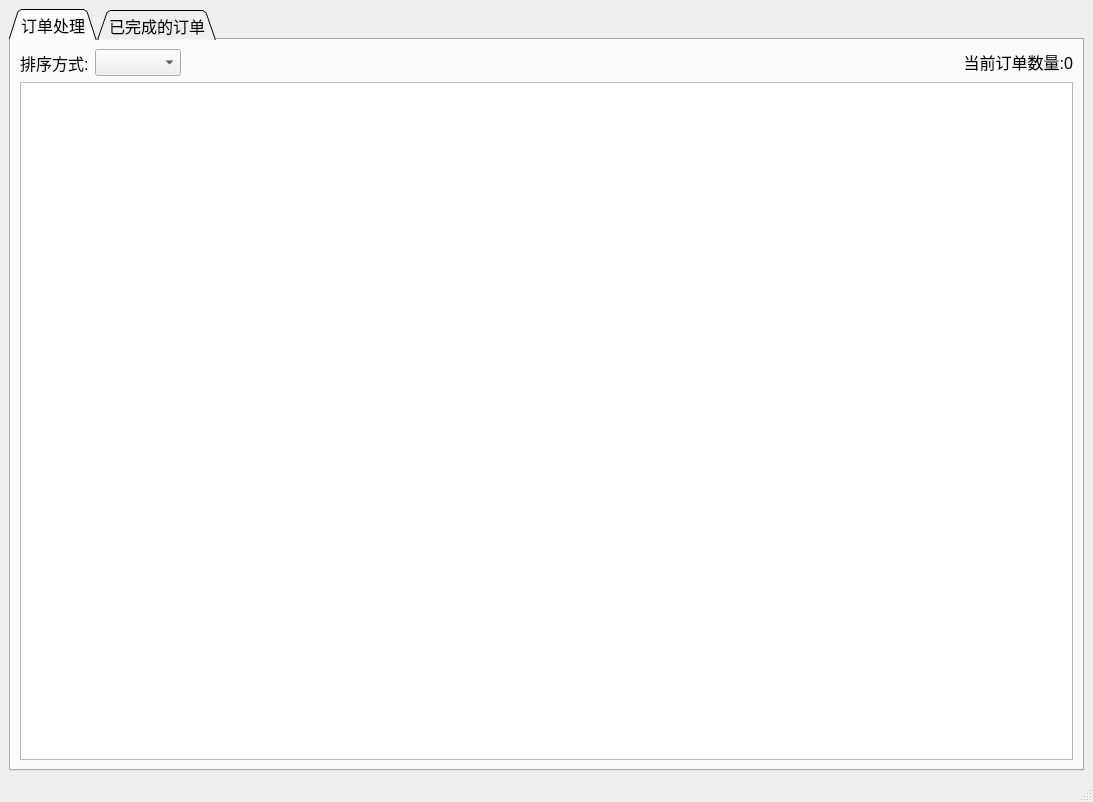
The window that mainwindow.ui (RipplesDance/WasteMetalRecoverySystem_server) describes before a commit, drawn with Qt 5.
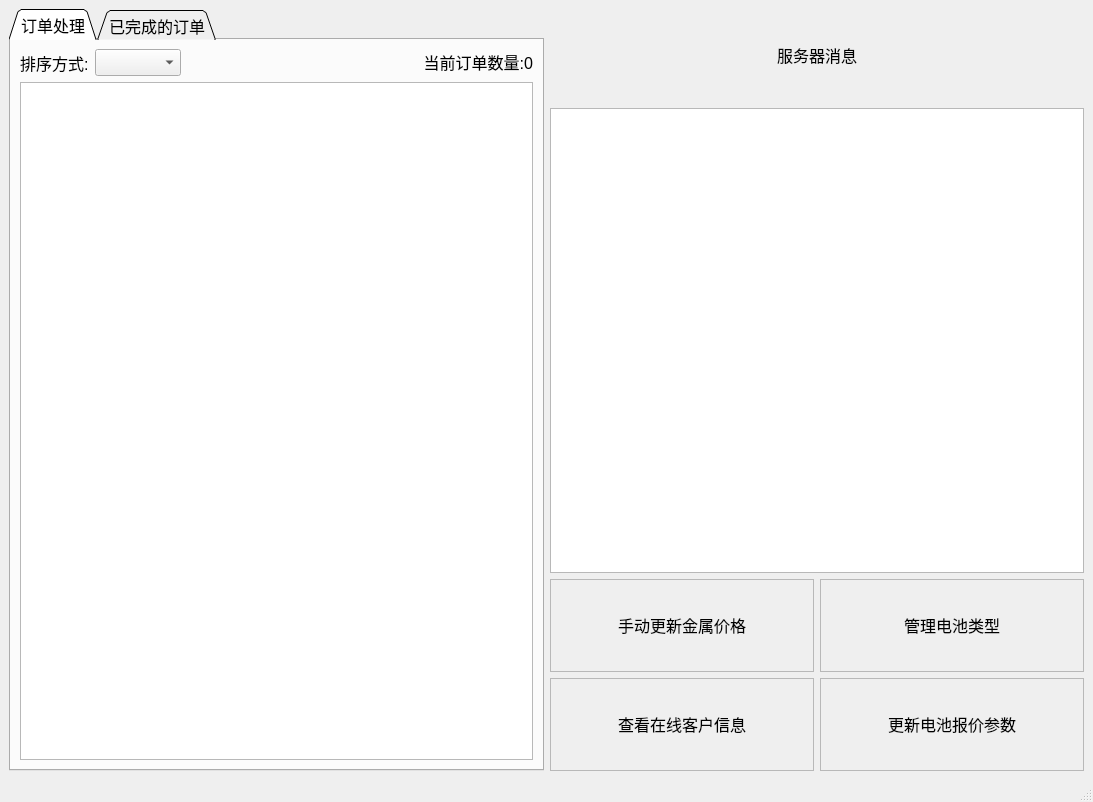
The same window after the commit. Custom widgets are drawn as their Qt base class.

```diff
--- a/mainwindow.ui
+++ b/mainwindow.ui
@@ -14,7 +14,7 @@
    <string>MainWindow</string>
   </property>
   <widget class="QWidget" name="centralwidget">
-   <layout class="QGridLayout" name="gridLayout_2">
+   <layout class="QGridLayout" name="gridLayout_6">
     <item row="0" column="0">
      <widget class="QTabWidget" name="tabWidget">
       <property name="font">
@@ -155,6 +155,136 @@
       </widget>
      </widget>
     </item>
+    <item row="0" column="1">
+     <layout class="QGridLayout" name="gridLayout_2" rowstretch="1,5,1,1" columnstretch="1,1" rowminimumheight="0,0,0,0">
+      <item row="0" column="0" colspan="2">
+       <widget class="QLabel" name="label_3">
+        <property name="font">
+         <font>
+          <pointsize>12</pointsize>
+         </font>
+        </property>
+        <property name="text">
+         <string>&lt;html&gt;&lt;head/&gt;&lt;body&gt;&lt;p&gt;服务器消息&lt;/p&gt;&lt;/body&gt;&lt;/html&gt;</string>
+        </property>
+        <property name="alignment">
+         <set>Qt::AlignCenter</set>
+        </property>
+       </widget>
+      </item>
+      <item row="2" column="0">
+       <widget class="interactableFrame" name="metalPrice_frame">
+        <property name="frameShape">
+         <enum>QFrame::StyledPanel</enum>
+        </property>
+        <property name="frameShadow">
+         <enum>QFrame::Raised</enum>
+        </property>
+        <layout class="QGridLayout" name="gridLayout_4">
+         <item row="0" column="0">
+          <widget class="QLabel" name="label_4">
+           <property name="font">
+            <font>
+             <pointsize>12</pointsize>
+            </font>
+           </property>
+           <property name="text">
+            <string>&lt;html&gt;&lt;head/&gt;&lt;body&gt;&lt;p&gt;手动更新金属价格&lt;/p&gt;&lt;/body&gt;&lt;/html&gt;</string>
+           </property>
+           <property name="alignment">
+            <set>Qt::AlignCenter</set>
+           </property>
+          </widget>
+         </item>
+        </layout>
+       </widget>
+      </item>
+      <item row="2" column="1">
+       <widget class="interactableFrame" name="manageType_frame">
+        <property name="font">
+         <font>
+          <pointsize>12</pointsize>
+         </font>
+        </property>
+        <property name="frameShape">
+         <enum>QFrame::StyledPanel</enum>
+        </property>
+        <property name="frameShadow">
+         <enum>QFrame::Raised</enum>
+        </property>
+        <layout class="QGridLayout" name="gridLayout_5">
+         <item row="0" column="0">
+          <widget class="QLabel" name="label_5">
+           <property name="text">
+            <string>&lt;html&gt;&lt;head/&gt;&lt;body&gt;&lt;p&gt;管理电池类型&lt;/p&gt;&lt;/body&gt;&lt;/html&gt;</string>
+           </property>
+           <property name="alignment">
+            <set>Qt::AlignCenter</set>
+           </property>
+          </widget>
+         </item>
+        </layout>
+       </widget>
+      </item>
+      <item row="1" column="0" colspan="2">
+       <widget class="QListWidget" name="msgFromClients_listWidget"/>
+      </item>
+      <item row="3" column="0">
+       <widget class="interactableFrame" name="clientInfo_frame">
+        <property name="frameShape">
+         <enum>QFrame::StyledPanel</enum>
+        </property>
+        <property name="frameShadow">
+         <enum>QFrame::Raised</enum>
+        </property>
+        <layout class="QGridLayout" name="gridLayout_7">
+         <item row="0" column="0">
+          <widget class="QLabel" name="label_6">
+           <property name="font">
+            <font>
+             <pointsize>12</pointsize>
+            </font>
+           </property>
+           <property name="text">
+            <string>&lt;html&gt;&lt;head/&gt;&lt;body&gt;&lt;p&gt;查看在线客户信息&lt;/p&gt;&lt;/body&gt;&lt;/html&gt;</string>
+           </property>
+           <property name="alignment">
+            <set>Qt::AlignCenter</set>
+           </property>
+          </widget>
+         </item>
+        </layout>
+       </widget>
+      </item>
+      <item row="3" column="1">
+       <widget class="interactableFrame" name="updateQuotation_frame">
+        <property name="frameShape">
+         <enum>QFrame::StyledPanel</enum>
+        </property>
+        <property name="frameShadow">
+         <enum>QFrame::Raised</enum>
+        </property>
+        <layout class="QGridLayout" name="gridLayout_8">
+         <item row="0" column="0">
+          <widget class="QLabel" name="label_7">
+           <property name="font">
+            <font>
+             <pointsize>12</pointsize>
+            </font>
+           </property>
+           <property name="text">
+            <string>&lt;html&gt;&lt;head/&gt;&lt;body&gt;&lt;p&gt;更新电池报价参数&lt;/p&gt;&lt;/body&gt;&lt;/html&gt;</string>
+           </property>
+           <property name="alignment">
+            <set>Qt::AlignCenter</set>
+           </property>
+          </widget>
+         </item>
+        </layout>
+       </widget>
+      </item>
+     </layout>
+    </item>
    </layout>
   </widget>
   <widget class="QMenuBar" name="menubar">
@@ -169,6 +299,14 @@
   </widget>
   <widget class="QStatusBar" name="statusbar"/>
  </widget>
+ <customwidgets>
+  <customwidget>
+   <class>interactableFrame</class>
+   <extends>QFrame</extends>
+   <header location="global">interactableFrame.h</header>
+   <container>1</container>
+  </customwidget>
+ </customwidgets>
  <resources/>
  <connections/>
 </ui>
```
